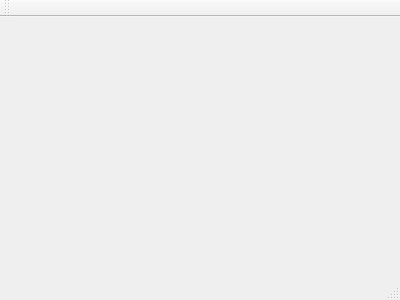
SomethingElese18878/myMoneyJournal, file mainwindow.ui: the form before one commit.
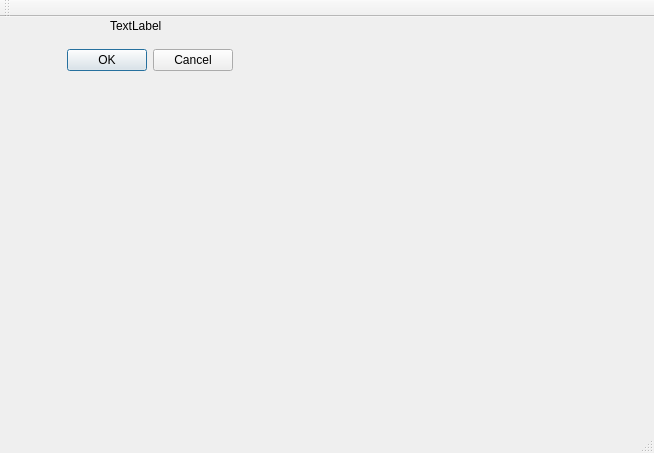
The form after the commit.

Commit message: ok-cancel with label, which shows the buttonText from the clicked one

```diff
--- a/mainwindow.ui
+++ b/mainwindow.ui
@@ -1,24 +1,66 @@
 <ui version="4.0">
  <class>MainWindow</class>
- <widget class="QMainWindow" name="MainWindow" >
-  <property name="geometry" >
+ <widget class="QMainWindow" name="MainWindow">
+  <property name="geometry">
    <rect>
     <x>0</x>
     <y>0</y>
-    <width>400</width>
-    <height>300</height>
+    <width>654</width>
+    <height>453</height>
    </rect>
   </property>
   <property name="windowTitle" >
    <string>MainWindow</string>
   </property>
-  <widget class="QMenuBar" name="menuBar" />
-  <widget class="QToolBar" name="mainToolBar" />
-  <widget class="QWidget" name="centralWidget" />
-  <widget class="QStatusBar" name="statusBar" />
+  <widget class="QWidget" name="centralWidget">
+   <widget class="QDialogButtonBox" name="buttonBox">
+    <property name="geometry">
+     <rect>
+      <x>50</x>
+      <y>30</y>
+      <width>183</width>
+      <height>27</height>
+     </rect>
+    </property>
+    <property name="standardButtons">
+     <set>QDialogButtonBox::Cancel|QDialogButtonBox::Ok</set>
+    </property>
+   </widget>
+   <widget class="QLabel" name="lblShowBtnText">
+    <property name="geometry">
+     <rect>
+      <x>110</x>
+      <y>0</y>
+      <width>66</width>
+      <height>17</height>
+     </rect>
+    </property>
+    <property name="text">
+     <string>TextLabel</string>
+    </property>
+   </widget>
+  </widget>
+  <widget class="QMenuBar" name="menuBar">
+   <property name="geometry">
+    <rect>
+     <x>0</x>
+     <y>0</y>
+     <width>654</width>
+     <height>25</height>
+    </rect>
+   </property>
+  </widget>
+  <widget class="QToolBar" name="mainToolBar">
+   <attribute name="toolBarArea">
+    <enum>TopToolBarArea</enum>
+   </attribute>
+   <attribute name="toolBarBreak">
+    <bool>false</bool>
+   </attribute>
+  </widget>
+  <widget class="QStatusBar" name="statusBar"/>
  </widget>
- <layoutDefault spacing="6" margin="11" />
- <pixmapfunction></pixmapfunction>
+ <layoutdefault spacing="6" margin="11"/>
  <resources/>
  <connections/>
 </ui>
```
Left out of the diff: 3 changed lines with no effect on the pictures. The commit also changes 2 other files.
